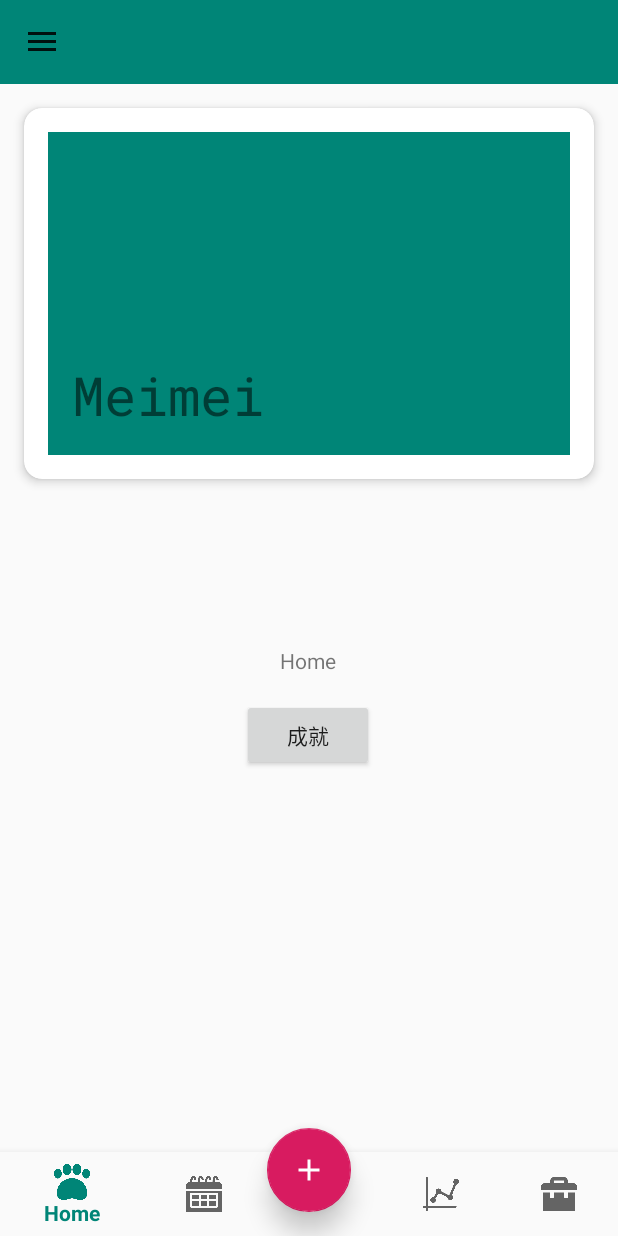
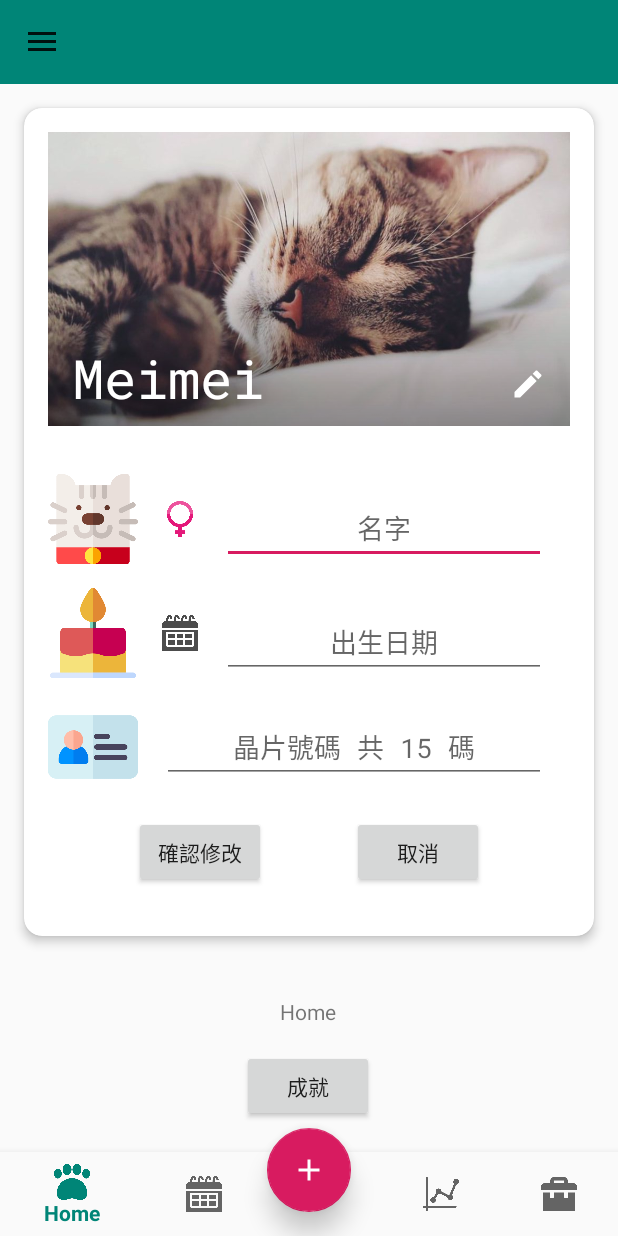
Before and after one commit to eric6300/JustPet, an Android app: the screen it shows after launch (MainActivity), on a phone screen of 412 x 824 dp. Run offline under Robolectric (Android 15) with nearby library versions, the phone set to English and light mode, and no system bars; our stand-ins replace data binding, navigation-ui; 6 statements that could not run were skipped.

Commit message:
implement detail of pet profile edit view

```diff
--- /dev/null
+++ b/app/src/main/java/com/taiwan/justvet/justpet/BindingAdapter.kt
@@ -0,0 +1,32 @@
+package com.taiwan.justvet.justpet
+
+import android.widget.ImageView
+import androidx.databinding.BindingAdapter
+
+@BindingAdapter("iconSpecies")
+fun bindSpeciesIcon(imageView: ImageView, species: Int) {
+    species.let {
+        when (it) {
+            0 -> {
+                imageView.setImageDrawable(JustPetApplication.appContext.getDrawable(R.drawable.ic_cat))
+            }
+            1 -> {
+                imageView.setImageDrawable(JustPetApplication.appContext.getDrawable(R.drawable.ic_dog))
+            }
+        }
+    }
+}
+
+@BindingAdapter("iconGender")
+fun bindGenderIcon(imageView: ImageView, gender: Int) {
+    gender.let {
+        when (it) {
+            0 -> {
+                imageView.setImageDrawable(JustPetApplication.appContext.getDrawable(R.drawable.ic_female))
+            }
+            1 -> {
+                imageView.setImageDrawable(JustPetApplication.appContext.getDrawable(R.drawable.ic_male))
+            }
+        }
+    }
+}
--- /dev/null
+++ b/app/src/main/java/com/taiwan/justvet/justpet/Converter.kt
@@ -0,0 +1,19 @@
+package com.taiwan.justvet.justpet
+
+import androidx.databinding.InverseMethod
+
+object Converter {
+    @InverseMethod("longToString")
+    fun stringToLong(string: String): Long {
+        return try {
+            string.toLong()
+        } catch (e: Exception) {
+            0
+        }
+    }
+
+    fun longToString(long: Long): String {
+        return long.toString()
+    }
+
+}
--- /dev/null
+++ b/app/src/main/java/com/taiwan/justvet/justpet/JustPetApplication.kt
@@ -0,0 +1,17 @@
+package com.taiwan.justvet.justpet
+
+import android.app.Application
+import android.content.Context
+
+class JustPetApplication : Application() {
+
+    override fun onCreate() {
+        super.onCreate()
+        appContext = applicationContext
+    }
+
+    companion object {
+        lateinit var appContext: Context
+            private set
+    }
+}
--- a/app/src/main/java/com/taiwan/justvet/justpet/data/PetProfile.kt
+++ b/app/src/main/java/com/taiwan/justvet/justpet/data/PetProfile.kt
@@ -1,5 +1,8 @@
 package com.taiwan.justvet.justpet.data
 
 data class PetProfile(
-    val name: String
+    val name: String,
+    val species: Int,
+    val gender: Int,
+    val idChip: String
 )
--- a/app/src/main/java/com/taiwan/justvet/justpet/home/HomeFragment.kt
+++ b/app/src/main/java/com/taiwan/justvet/justpet/home/HomeFragment.kt
@@ -13,6 +13,7 @@ import androidx.lifecycle.Observer
 import androidx.lifecycle.ViewModelProviders
 import androidx.navigation.fragment.findNavController
 import androidx.recyclerview.widget.PagerSnapHelper
+import com.taiwan.justvet.justpet.Converter
 import com.taiwan.justvet.justpet.R
 import com.taiwan.justvet.justpet.data.PetProfile
 import com.taiwan.justvet.justpet.databinding.FragmentHomeBinding
@@ -37,11 +38,7 @@ class HomeFragment : Fragment() {
         binding.viewModel = viewModel
 
         val petProfileAdapter = PetProfileAdapter(viewModel, PetProfileAdapter.OnClickListener{
-            viewModel.modifyPetProfile()
-        })
 
-        viewModel.isModified.observe(this, Observer {
-            Log.d(TAG, "$it")
         })
 
         val listProfilePet = binding.listProfilePet
@@ -53,9 +50,9 @@ class HomeFragment : Fragment() {
         }
 
         val list = mutableListOf<PetProfile>()
-        list.add(PetProfile("Meimei"))
-        list.add(PetProfile("多多"))
-        list.add(PetProfile("Lucky"))
+        list.add(PetProfile("Meimei", 0, 0,"900123256344452"))
+        list.add(PetProfile("多多", 1, 0,"900001255677536"))
+        list.add(PetProfile("Lucky", 1, 1,"900135996333216"))
 
         petProfileAdapter.submitList(list)
 
--- a/app/src/main/java/com/taiwan/justvet/justpet/home/HomeViewModel.kt
+++ b/app/src/main/java/com/taiwan/justvet/justpet/home/HomeViewModel.kt
@@ -3,6 +3,15 @@ package com.taiwan.justvet.justpet.home
 import androidx.lifecycle.LiveData
 import androidx.lifecycle.MutableLiveData
 import androidx.lifecycle.ViewModel
+import com.taiwan.justvet.justpet.data.PetProfile
+import androidx.databinding.adapters.TextViewBindingAdapter.setText
+import android.widget.DatePicker
+import android.app.DatePickerDialog
+import android.icu.util.Calendar
+import android.util.Log
+import android.view.View
+import com.taiwan.justvet.justpet.JustPetApplication
+
 
 class HomeViewModel : ViewModel() {
 
@@ -10,11 +19,38 @@ class HomeViewModel : ViewModel() {
     val isModified: LiveData<Boolean>
         get() = _isModified
 
-    fun modifyPetProfile() {
+    val petName = MutableLiveData<String>()
+
+    val petBirthDay = MutableLiveData<String>()
+
+    val petIdChip = MutableLiveData<String>()
+
+    fun datePicker(view: View) {
+        val calendar = Calendar.getInstance()
+        val year = calendar.get(Calendar.YEAR)
+        val month = calendar.get(Calendar.MONTH)
+        val day = calendar.get(Calendar.DAY_OF_MONTH)
+        DatePickerDialog(view.context,
+            DatePickerDialog.OnDateSetListener { view, year, month, day ->
+                val dateTime = "$year 年 $month 月 $day 日"
+                petBirthDay.value = dateTime
+            }, year, month, day
+        ).show()
+    }
+
+    fun modifyPetProfile(petProfile: PetProfile) {
+        petName.value = petProfile.name
+        petIdChip.value = petProfile.idChip
         _isModified.value = true
     }
 
     fun modifyCompleted() {
+        // update to firebase in the future
+        Log.d(TAG, "Pet Name : ${petName.value} Pet BirthDay : ${petBirthDay.value} Pet IdChip : ${petIdChip.value}")
+        _isModified.value = null
+    }
+
+    fun modifyCancelled() {
         _isModified.value = null
     }
 
--- a/app/src/main/java/com/taiwan/justvet/justpet/home/PetProfileAdapter.kt
+++ b/app/src/main/java/com/taiwan/justvet/justpet/home/PetProfileAdapter.kt
@@ -11,6 +11,7 @@ import androidx.lifecycle.LifecycleRegistry
 import androidx.recyclerview.widget.DiffUtil
 import androidx.recyclerview.widget.ListAdapter
 import androidx.recyclerview.widget.RecyclerView
+import com.taiwan.justvet.justpet.Converter
 import com.taiwan.justvet.justpet.data.PetProfile
 import com.taiwan.justvet.justpet.databinding.ItemCardPetProfileBinding
 
@@ -73,6 +74,7 @@ class PetProfileAdapter(val viewModel: HomeViewModel, val onClickListener: OnCli
         fun bind(petProfile: PetProfile) {
             binding.lifecycleOwner = this
             binding.viewModel = viewModel
+            binding.converter = Converter
             binding.petProfile = petProfile
             binding.executePendingBindings()
         }
--- /dev/null
+++ b/app/src/main/res/drawable/filter_rounded_corners.xml
@@ -0,0 +1,10 @@
+<?xml version="1.0" encoding="utf-8"?>
+<shape xmlns:android="http://schemas.android.com/apk/res/android"
+    android:shape="rectangle">
+
+    <gradient
+        android:angle="90"
+        android:startColor="@color/translucent_40"
+        android:centerColor="@color/translucent_completed" />
+
+</shape>
--- /dev/null
+++ b/app/src/main/res/drawable/ic_edit.xml
@@ -0,0 +1,9 @@
+<vector xmlns:android="http://schemas.android.com/apk/res/android"
+        android:width="24dp"
+        android:height="24dp"
+        android:viewportWidth="24.0"
+        android:viewportHeight="24.0">
+    <path
+        android:fillColor="#FF000000"
+        android:pathData="M3,17.25V21h3.75L17.81,9.94l-3.75,-3.75L3,17.25zM20.71,7.04c0.39,-0.39 0.39,-1.02 0,-1.41l-2.34,-2.34c-0.39,-0.39 -1.02,-0.39 -1.41,0l-1.83,1.83 3.75,3.75 1.83,-1.83z"/>
+</vector>
--- /dev/null
+++ b/app/src/main/res/drawable/ic_edit_white.xml
@@ -0,0 +1,5 @@
+<vector android:height="24dp" android:tint="#FFFFFF"
+    android:viewportHeight="24.0" android:viewportWidth="24.0"
+    android:width="24dp" xmlns:android="http://schemas.android.com/apk/res/android">
+    <path android:fillColor="#FF000000" android:pathData="M3,17.25V21h3.75L17.81,9.94l-3.75,-3.75L3,17.25zM20.71,7.04c0.39,-0.39 0.39,-1.02 0,-1.41l-2.34,-2.34c-0.39,-0.39 -1.02,-0.39 -1.41,0l-1.83,1.83 3.75,3.75 1.83,-1.83z"/>
+</vector>
--- a/app/src/main/res/layout/item_card_pet_profile.xml
+++ b/app/src/main/res/layout/item_card_pet_profile.xml
@@ -4,13 +4,20 @@
     xmlns:tools="http://schemas.android.com/tools">
 
     <data>
+
         <variable
             name="petProfile"
             type="com.taiwan.justvet.justpet.data.PetProfile" />
+
         <variable
             name="viewModel"
             type="com.taiwan.justvet.justpet.home.HomeViewModel" />
-        <import type="android.view.View"/>
+
+        <variable
+            name="converter"
+            type="com.taiwan.justvet.justpet.Converter" />
+
+        <import type="android.view.View" />
     </data>
 
     <androidx.constraintlayout.widget.ConstraintLayout
@@ -50,25 +57,11 @@
                     android:layout_marginBottom="16dp"
                     android:scaleType="centerCrop"
                     app:layout_constraintBottom_toTopOf="@+id/detail_pet_profile"
-                    app:layout_constraintDimensionRatio="1.618:1"
+                    app:layout_constraintDimensionRatio="1.777:1"
                     app:layout_constraintEnd_toEndOf="parent"
                     app:layout_constraintStart_toStartOf="parent"
                     app:layout_constraintTop_toTopOf="parent"
-                    app:srcCompat="?android:attr/colorPrimary"
-                    tools:srcCompat="@tools:sample/backgrounds/scenic" />
-
-                <TextView
-                        android:id="@+id/text_name_pet"
-                        android:layout_width="wrap_content"
-                        android:layout_height="wrap_content"
-                        android:layout_marginStart="16dp"
-                        android:layout_marginBottom="16dp"
-                        android:fontFamily="@font/roboto_mono"
-                        android:text="@{petProfile.name}"
-                        android:textSize="36sp"
-                        app:layout_constraintBottom_toBottomOf="@+id/image_pet"
-                        app:layout_constraintStart_toStartOf="@+id/image_pet"
-                        tools:text="MeiMei" />
+                    app:srcCompat="@drawable/image_cat" />
 
                 <androidx.constraintlayout.widget.ConstraintLayout
                     android:id="@+id/detail_pet_profile"
@@ -77,33 +70,34 @@
                     android:layout_marginStart="16dp"
                     android:layout_marginEnd="16dp"
                     android:layout_marginBottom="16dp"
-                        android:visibility="gone"
+                    android:visibility="@{ viewModel.isModified() == true ? View.VISIBLE : View.GONE }"
                     app:layout_constraintBottom_toBottomOf="parent"
                     app:layout_constraintEnd_toEndOf="parent"
                     app:layout_constraintHorizontal_bias="0.0"
                     app:layout_constraintStart_toStartOf="parent"
                     app:layout_constraintTop_toBottomOf="@+id/image_pet"
-                        tools:visibility="@{ viewModel.isModified == true ? View.VISIBLE : View.GONE  }">
+                    tools:visibility="visible">
 
                     <ImageView
-                            android:id="@+id/icon_breed"
+                        android:id="@+id/icon_species"
+                        iconSpecies="@{petProfile.species}"
                         android:layout_width="60dp"
                         android:layout_height="60dp"
                         android:layout_marginTop="16dp"
                         android:scaleType="centerCrop"
                         app:layout_constraintStart_toStartOf="parent"
-                            app:layout_constraintTop_toTopOf="parent"
-                            app:srcCompat="@drawable/ic_cat" />
+                        app:layout_constraintTop_toTopOf="parent" />
 
                     <ImageView
-                            android:id="@+id/icon_sex"
-                            android:layout_width="40dp"
-                            android:layout_height="40dp"
-                            android:layout_marginStart="8dp"
+                        android:id="@+id/icon_gender"
+                        iconGender="@{petProfile.gender}"
+                        android:layout_width="24dp"
+                        android:layout_height="24dp"
+                        android:layout_marginStart="16dp"
                         android:scaleType="centerCrop"
-                            app:layout_constraintBottom_toBottomOf="@+id/icon_breed"
-                            app:layout_constraintStart_toEndOf="@+id/icon_breed"
-                            app:srcCompat="@drawable/ic_cat" />
+                        app:layout_constraintBottom_toBottomOf="@+id/icon_species"
+                        app:layout_constraintStart_toEndOf="@+id/icon_species"
+                        app:layout_constraintTop_toTopOf="@+id/icon_species" />
 
                     <ImageView
                         android:id="@+id/icon_birthday"
@@ -112,8 +106,8 @@
                         android:layout_marginTop="16dp"
                         android:scaleType="centerCrop"
                         app:layout_constraintStart_toStartOf="parent"
-                            app:layout_constraintTop_toBottomOf="@+id/icon_breed"
-                            app:srcCompat="@drawable/ic_cat" />
+                        app:layout_constraintTop_toBottomOf="@+id/icon_species"
+                        app:srcCompat="@drawable/ic_cake" />
 
                     <ImageView
                         android:id="@+id/icon_id_chip"
@@ -123,7 +117,7 @@
                         android:scaleType="centerCrop"
                         app:layout_constraintStart_toStartOf="parent"
                         app:layout_constraintTop_toBottomOf="@+id/icon_birthday"
-                            app:srcCompat="@drawable/ic_cat" />
+                        app:srcCompat="@drawable/ic_id" />
 
                     <Button
                         android:id="@+id/button_confirm"
@@ -131,8 +125,8 @@
                         android:layout_height="wrap_content"
                         android:layout_marginTop="16dp"
                         android:layout_marginBottom="16dp"
+                        android:onClick="@{() -> viewModel.modifyCompleted()}"
                         android:text="確認修改"
-                            android:onClick="@{() -> viewModel.modifyCompleted()}"
                         app:layout_constraintBottom_toBottomOf="parent"
                         app:layout_constraintEnd_toStartOf="@+id/button_cancel"
                         app:layout_constraintHorizontal_bias="0.5"
@@ -141,25 +135,49 @@
                         app:layout_constraintVertical_bias="1.0" />
 
                     <EditText
-                            android:id="@+id/text_breed"
+                        android:id="@+id/edit_text_name"
                         android:layout_width="0dp"
                         android:layout_height="wrap_content"
                         android:layout_marginStart="16dp"
                         android:layout_marginEnd="16dp"
                         android:ems="10"
                         android:fontFamily="@font/roboto_mono"
-                            android:hint="@string/hint_breed"
+                        android:hint="@string/text_name"
                         android:inputType="textPersonName"
                         android:singleLine="true"
+                        android:text="@={viewModel.petName}"
                         android:textAlignment="center"
-                            app:layout_constraintBottom_toBottomOf="@+id/icon_breed"
+                        app:layout_constraintBottom_toBottomOf="@+id/icon_species"
                         app:layout_constraintEnd_toEndOf="parent"
-                            app:layout_constraintStart_toEndOf="@+id/icon_sex"
-                            app:layout_constraintTop_toTopOf="@+id/icon_breed"
+                        app:layout_constraintStart_toEndOf="@+id/icon_gender"
+                        app:layout_constraintTop_toTopOf="@+id/icon_species"
                         app:layout_constraintVertical_bias="1.0" />
 
                     <EditText
-                            android:id="@+id/editText2"
+                        android:id="@+id/edit_text_birthday"
+                        android:layout_width="0dp"
+                        android:layout_height="wrap_content"
+                        android:layout_marginStart="16dp"
+                        android:layout_marginEnd="16dp"
+                        android:clickable="false"
+                        android:cursorVisible="false"
+                        android:ems="10"
+                        android:focusable="false"
+                        android:focusableInTouchMode="false"
+                        android:fontFamily="@font/roboto_mono"
+                        android:hint="出生日期"
+                        android:inputType="none"
+                        android:singleLine="true"
+                        android:text="@={viewModel.petBirthDay}"
+                        android:textAlignment="center"
+                        app:layout_constraintBottom_toBottomOf="@+id/icon_birthday"
+                        app:layout_constraintEnd_toEndOf="parent"
+                        app:layout_constraintStart_toEndOf="@+id/icon_calendar"
+                        app:layout_constraintTop_toTopOf="@+id/icon_birthday"
+                        app:layout_constraintVertical_bias="1.0" />
+
+                    <EditText
+                        android:id="@+id/edit_text_id_chip"
                         android:layout_width="0dp"
                         android:layout_height="wrap_content"
                         android:layout_marginStart="16dp"
@@ -168,25 +186,75 @@
                         android:fontFamily="@font/roboto_mono"
                         android:hint="@string/hint_id_chip"
                         android:inputType="number"
+                        android:maxLength="15"
+                        android:text="@={viewModel.petIdChip}"
                         android:textAlignment="center"
                         app:layout_constraintBottom_toBottomOf="@+id/icon_id_chip"
                         app:layout_constraintEnd_toEndOf="parent"
                         app:layout_constraintStart_toEndOf="@+id/icon_id_chip"
-                            app:layout_constraintTop_toTopOf="@+id/icon_id_chip"
-                            app:layout_constraintVertical_bias="1.0" />
+                        app:layout_constraintTop_toTopOf="@+id/icon_id_chip" />
 
                     <Button
                         android:id="@+id/button_cancel"
                         android:layout_width="wrap_content"
                         android:layout_height="wrap_content"
+                        android:onClick="@{() -> viewModel.modifyCancelled()}"
                         android:text="取消"
-                            android:onClick="@{() -> viewModel.modifyCompleted()}"
                         app:layout_constraintBaseline_toBaselineOf="@+id/button_confirm"
                         app:layout_constraintEnd_toEndOf="parent"
                         app:layout_constraintHorizontal_bias="0.5"
                         app:layout_constraintStart_toEndOf="@+id/button_confirm" />
 
+                    <ImageView
+                        android:id="@+id/icon_calendar"
+                        android:layout_width="24dp"
+                        android:layout_height="24dp"
+                        android:layout_marginStart="16dp"
+                        android:background="@drawable/nav_bottom_calendar"
+                        android:backgroundTint="@color/translucent_70"
+                        android:onClick="@{ (view) -> viewModel.datePicker(view) }"
+                        app:layout_constraintBottom_toBottomOf="@+id/icon_birthday"
+                        app:layout_constraintStart_toEndOf="@+id/icon_birthday"
+                        app:layout_constraintTop_toTopOf="@+id/icon_birthday" />
+
                 </androidx.constraintlayout.widget.ConstraintLayout>
+
+                <androidx.constraintlayout.widget.ConstraintLayout
+                    android:id="@+id/filter_image"
+                    android:layout_width="0dp"
+                    android:layout_height="0dp"
+                    android:background="@drawable/filter_rounded_corners"
+                    app:layout_constraintBottom_toBottomOf="@+id/image_pet"
+                    app:layout_constraintEnd_toEndOf="@+id/image_pet"
+                    app:layout_constraintStart_toStartOf="@+id/image_pet"
+                    app:layout_constraintTop_toTopOf="@+id/image_pet"></androidx.constraintlayout.widget.ConstraintLayout>
+
+                <TextView
+                    android:id="@+id/text_name_pet"
+                    android:layout_width="wrap_content"
+                    android:layout_height="wrap_content"
+                    android:layout_marginStart="16dp"
+                    android:layout_marginBottom="8dp"
+                    android:fontFamily="@font/roboto_mono"
+                    android:text="@{petProfile.name}"
+                    android:textColor="@android:color/background_light"
+                    android:textSize="36sp"
+                    android:visibility="@{ viewModel.isModified() == true ? View.GONE : View.VISIBLE }"
+                    app:layout_constraintBottom_toBottomOf="@+id/image_pet"
+                    app:layout_constraintStart_toStartOf="@+id/image_pet"
+                    tools:text="MeiMei" />
+
+                <ImageView
+                    android:id="@+id/icon_edit"
+                    android:layout_width="wrap_content"
+                    android:layout_height="wrap_content"
+                    android:layout_marginEnd="16dp"
+                    android:layout_marginBottom="16dp"
+                    android:onClick="@{() -> viewModel.modifyPetProfile(petProfile)}"
+                    android:visibility="@{viewModel.isModified() == true ? View.GONE : View.VISIBLE }"
+                    app:layout_constraintBottom_toBottomOf="@+id/image_pet"
+                    app:layout_constraintEnd_toEndOf="@+id/image_pet"
+                    app:srcCompat="@drawable/ic_edit_white" />
 
             </androidx.constraintlayout.widget.ConstraintLayout>
 
--- a/app/src/main/res/values/colors.xml
+++ b/app/src/main/res/values/colors.xml
@@ -3,4 +3,11 @@
     <color name="colorPrimary">#008577</color>
     <color name="colorPrimaryDark">#00574B</color>
     <color name="colorAccent">#D81B60</color>
+
+
+    <color name="translucent_40">#66000000</color>
+    <color name="translucent_70">#B3000000</color>
+    <color name="translucent_completed">#00000000</color>
+
+
 </resources>
--- a/app/src/main/res/values/strings.xml
+++ b/app/src/main/res/values/strings.xml
@@ -4,6 +4,6 @@
     <string name="navigation_drawer_open">Open navigation drawer</string>
     <string name="navigation_drawer_close">Close navigation drawer</string>
     <string name="hint_id_chip">晶片號碼 共 15 碼</string>
-    <string name="hint_breed">品種</string>
+    <string name="text_name">名字</string>
 
 </resources>
```
Also changed, not shown: app/src/main/AndroidManifest.xml (+6 -3 lines), app/src/main/res/drawable/ic_cake.png (added), app/src/main/res/drawable/ic_dog.png (added), app/src/main/res/drawable/ic_female.png (added), app/src/main/res/drawable/ic_id.png (added), app/src/main/res/drawable/ic_male.png (added), app/src/main/res/drawable/image_cat.jpg (added). Lines whose indentation alone changed are shown as unchanged.
